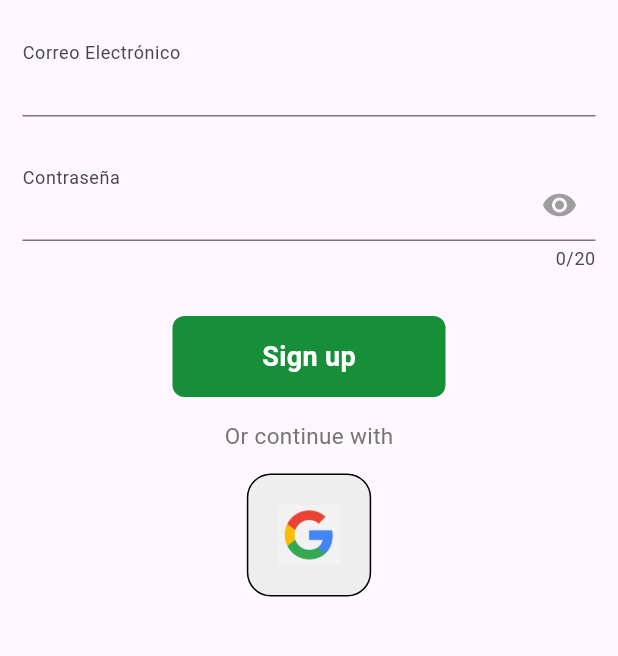
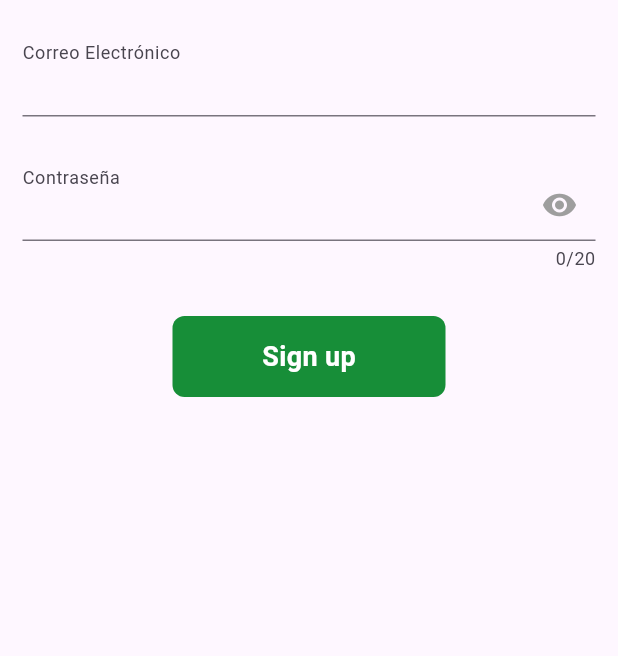
Before and after one commit to lcampos01/ISST-Grupo12-NutriApp, a Flutter app: the screen it shows after launch, after a tap on "SIGN UP", on a phone screen of 412 x 824 dp, the part 389-1045 px from its top. Run offline on Flutter 3.47's test engine with Material 2 defaults, Android fonts, the phone set to English and light mode, and no system bars; our stand-ins replace barcode_widget, google_fonts, multi_select_flutter, percent_indicator; missing offline and left inert: flutter_barcode_scanner.

Commit message:
sign sin cosas

```diff
--- a/lib/signPages/sign_in_page.dart
+++ b/lib/signPages/sign_in_page.dart
@@ -43,26 +43,26 @@ class _SignInPageState extends State<SignInPage> {
         SizedBox(height: 5),
         buildTextField(
             'Contraseña', '', passwordController, true),
-        Padding(
-          padding: const EdgeInsets.symmetric(horizontal: 25.0),
-          child: Row(
-            mainAxisAlignment: MainAxisAlignment.end,
-            children: [
-              GestureDetector(
-                onTap: () {
-                  //logica de has olvidado la contraseña
-                },
-                child: Text(
-                  '¿Has olvidado la contraseña?',
-                  style: TextStyle(
-                    color: Colors.grey.shade600,
-                    fontSize: 15,
-                  ),
-                ),
-              ),
-            ],
-          ),
-        ),
+        // Padding(
+        //   padding: const EdgeInsets.symmetric(horizontal: 25.0),
+        //   child: Row(
+        //     mainAxisAlignment: MainAxisAlignment.end,
+        //     children: [
+        //       GestureDetector(
+        //         onTap: () {
+        //           //logica de has olvidado la contraseña
+        //         },
+        //         child: Text(
+        //           '¿Has olvidado la contraseña?',
+        //           style: TextStyle(
+        //             color: Colors.grey.shade600,
+        //             fontSize: 15,
+        //           ),
+        //         ),
+        //       ),
+        //     ],
+        //   ),
+        // ),
         SizedBox(height: 30),
         GestureDetector(
           onTap: () async {
@@ -127,28 +127,28 @@ class _SignInPageState extends State<SignInPage> {
           ),
         ),
         SizedBox(height: 15),
-        Text(
-          'Or continue with',
-          style: TextStyle(
-            color: Colors.grey.shade600,
-            fontSize: 15,
-          ),
-        ),
-        SizedBox(height: 15),
-        Container(
-          padding: EdgeInsets.all(20.0),
-          decoration: BoxDecoration(
-            border: Border.all(
-              color: Colors.black,
-            ),
-            borderRadius: BorderRadius.circular(16),
-            color: Colors.grey.shade200,
-          ),
-          child: Image.asset(
-            'assets/google.png',
-            height: 40,
-          ),
-        ),
+        // Text(
+        //   'Or continue with',
+        //   style: TextStyle(
+        //     color: Colors.grey.shade600,
+        //     fontSize: 15,
+        //   ),
+        // ),
+        // SizedBox(height: 15),
+        // Container(
+        //   padding: EdgeInsets.all(20.0),
+        //   decoration: BoxDecoration(
+        //     border: Border.all(
+        //       color: Colors.black,
+        //     ),
+        //     borderRadius: BorderRadius.circular(16),
+        //     color: Colors.grey.shade200,
+        //   ),
+        //   child: Image.asset(
+        //     'assets/google.png',
+        //     height: 40,
+        //   ),
+        // ),
       ]
     );
   }
--- a/lib/signPages/sign_up_page.dart
+++ b/lib/signPages/sign_up_page.dart
@@ -157,28 +157,28 @@ class _SignUpPageState extends State<SignUpPage> {
           ),
         ),
         SizedBox(height: 15),
-        Text(
-          'Or continue with',
-          style: TextStyle(
-            color: Colors.grey.shade600,
-            fontSize: 15,
-          ),
-        ),
-        SizedBox(height: 15),
-        Container(
-          padding: EdgeInsets.all(20.0),
-          decoration: BoxDecoration(
-            border: Border.all(
-              color: Colors.black,
-            ),
-            borderRadius: BorderRadius.circular(16),
-            color: Colors.grey.shade200,
-          ),
-          child: Image.asset(
-            'assets/google.png',
-            height: 40,
-          ),
-        ),
+        // Text(
+        //   'Or continue with',
+        //   style: TextStyle(
+        //     color: Colors.grey.shade600,
+        //     fontSize: 15,
+        //   ),
+        // ),
+        // SizedBox(height: 15),
+        // Container(
+        //   padding: EdgeInsets.all(20.0),
+        //   decoration: BoxDecoration(
+        //     border: Border.all(
+        //       color: Colors.black,
+        //     ),
+        //     borderRadius: BorderRadius.circular(16),
+        //     color: Colors.grey.shade200,
+        //   ),
+        //   child: Image.asset(
+        //     'assets/google.png',
+        //     height: 40,
+        //   ),
+        // ),
       ],
     );
   }
```
